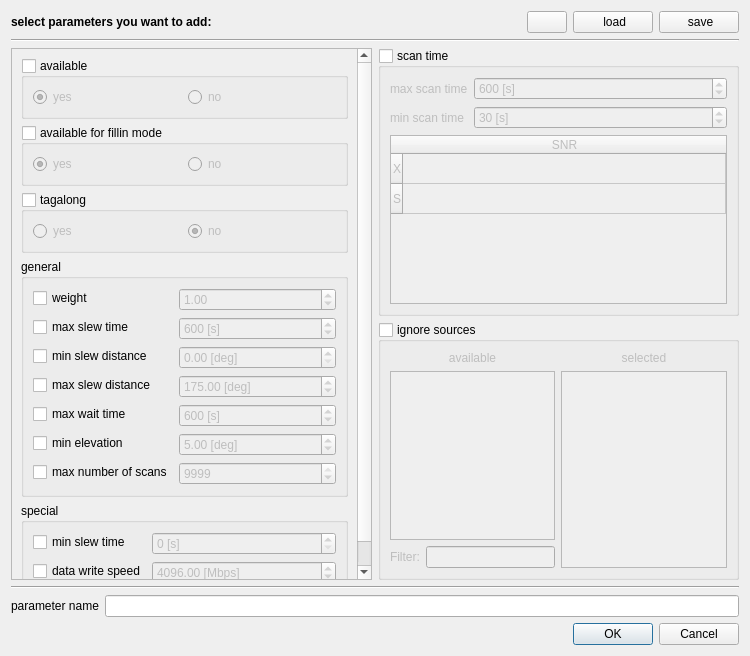
This is Parameters/stationparametersdialog.ui in TUW-VieVS/VieSchedppGUI as Qt 5 draws it before an edit. The edited form follows.
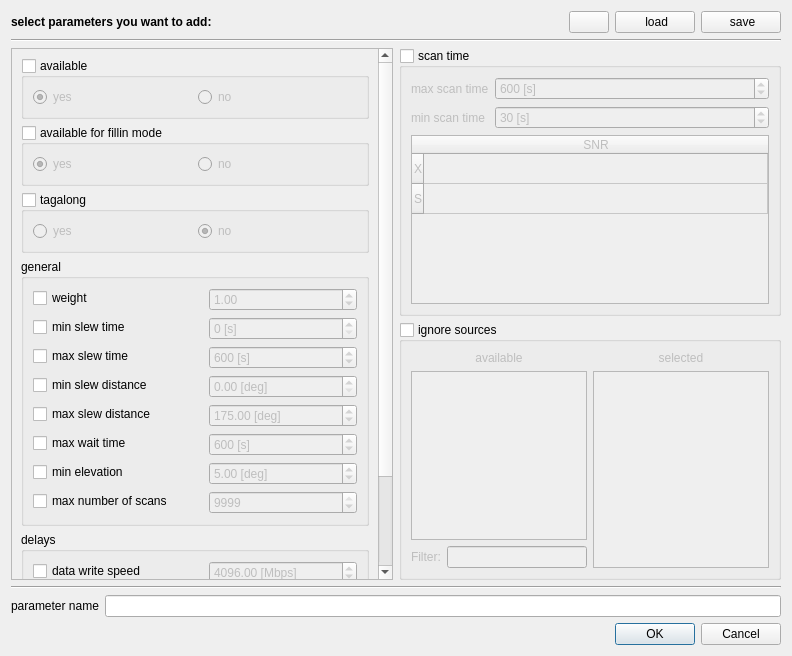
This is the edited form. Icons and pictures are not drawn.

Diff of the .ui file:
```diff
--- a/Parameters/stationparametersdialog.ui
+++ b/Parameters/stationparametersdialog.ui
@@ -6,7 +6,7 @@
    <rect>
     <x>0</x>
     <y>0</y>
-    <width>750</width>
+    <width>792</width>
     <height>656</height>
    </rect>
   </property>
@@ -115,9 +115,9 @@
           <property name="geometry">
            <rect>
             <x>0</x>
-            <y>-90</y>
-            <width>344</width>
-            <height>607</height>
+            <y>-192</y>
+            <width>365</width>
+            <height>709</height>
            </rect>
           </property>
           <layout class="QVBoxLayout" name="verticalLayout_8">
@@ -309,7 +309,7 @@
                 </property>
                </widget>
               </item>
-              <item row="1" column="0">
+              <item row="2" column="0">
                <widget class="QCheckBox" name="checkBox_maxSlewTime">
                 <property name="whatsThis">
                  <string>&lt;html&gt;&lt;head/&gt;&lt;body&gt;&lt;p&gt;Select parameter. &lt;/p&gt;&lt;p&gt;Parameters which are selected will &lt;span style=&quot; font-weight:600;&quot;&gt;override&lt;/span&gt; parameters from its &lt;span style=&quot; font-weight:600;&quot;&gt;parents&lt;/span&gt;. &lt;/p&gt;&lt;/body&gt;&lt;/html&gt;</string>
@@ -319,7 +319,7 @@
                 </property>
                </widget>
               </item>
-              <item row="1" column="1">
+              <item row="2" column="1">
                <widget class="QSpinBox" name="spinBox_maxSlewTime">
                 <property name="enabled">
                  <bool>false</bool>
@@ -347,7 +347,7 @@
                 </property>
                </widget>
               </item>
-              <item row="2" column="0">
+              <item row="3" column="0">
                <widget class="QCheckBox" name="checkBox_minSlewDistance">
                 <property name="whatsThis">
                  <string>&lt;html&gt;&lt;head/&gt;&lt;body&gt;&lt;p&gt;Select parameter. &lt;/p&gt;&lt;p&gt;Parameters which are selected will &lt;span style=&quot; font-weight:600;&quot;&gt;override&lt;/span&gt; parameters from its &lt;span style=&quot; font-weight:600;&quot;&gt;parents&lt;/span&gt;. &lt;/p&gt;&lt;/body&gt;&lt;/html&gt;</string>
@@ -357,7 +357,7 @@
                 </property>
                </widget>
               </item>
-              <item row="2" column="1">
+              <item row="3" column="1">
                <widget class="QDoubleSpinBox" name="doubleSpinBox_minSlewDistance">
                 <property name="enabled">
                  <bool>false</bool>
@@ -382,7 +382,7 @@
                 </property>
                </widget>
               </item>
-              <item row="3" column="0">
+              <item row="4" column="0">
                <widget class="QCheckBox" name="checkBox_maxSlewDistance">
                 <property name="whatsThis">
                  <string>&lt;html&gt;&lt;head/&gt;&lt;body&gt;&lt;p&gt;Select parameter. &lt;/p&gt;&lt;p&gt;Parameters which are selected will &lt;span style=&quot; font-weight:600;&quot;&gt;override&lt;/span&gt; parameters from its &lt;span style=&quot; font-weight:600;&quot;&gt;parents&lt;/span&gt;. &lt;/p&gt;&lt;/body&gt;&lt;/html&gt;</string>
@@ -392,7 +392,7 @@
                 </property>
                </widget>
               </item>
-              <item row="3" column="1">
+              <item row="4" column="1">
                <widget class="QDoubleSpinBox" name="doubleSpinBox_maxSlewDistance">
                 <property name="enabled">
                  <bool>false</bool>
@@ -420,7 +420,7 @@
                 </property>
                </widget>
               </item>
-              <item row="4" column="0">
+              <item row="5" column="0">
                <widget class="QCheckBox" name="checkBox_maxWaitTime">
                 <property name="whatsThis">
                  <string>&lt;html&gt;&lt;head/&gt;&lt;body&gt;&lt;p&gt;Select parameter. &lt;/p&gt;&lt;p&gt;Parameters which are selected will &lt;span style=&quot; font-weight:600;&quot;&gt;override&lt;/span&gt; parameters from its &lt;span style=&quot; font-weight:600;&quot;&gt;parents&lt;/span&gt;. &lt;/p&gt;&lt;/body&gt;&lt;/html&gt;</string>
@@ -430,7 +430,7 @@
                 </property>
                </widget>
               </item>
-              <item row="4" column="1">
+              <item row="5" column="1">
                <widget class="QSpinBox" name="spinBox_maxWaitTime">
                 <property name="enabled">
                  <bool>false</bool>
@@ -458,7 +458,7 @@
                 </property>
                </widget>
               </item>
-              <item row="5" column="0">
+              <item row="6" column="0">
                <widget class="QCheckBox" name="checkBox_minElevation">
                 <property name="whatsThis">
                  <string>&lt;html&gt;&lt;head/&gt;&lt;body&gt;&lt;p&gt;Select parameter. &lt;/p&gt;&lt;p&gt;Parameters which are selected will &lt;span style=&quot; font-weight:600;&quot;&gt;override&lt;/span&gt; parameters from its &lt;span style=&quot; font-weight:600;&quot;&gt;parents&lt;/span&gt;. &lt;/p&gt;&lt;/body&gt;&lt;/html&gt;</string>
@@ -468,7 +468,7 @@
                 </property>
                </widget>
               </item>
-              <item row="5" column="1">
+              <item row="6" column="1">
                <widget class="QDoubleSpinBox" name="doubleSpinBox_minElevation">
                 <property name="enabled">
                  <bool>false</bool>
@@ -490,8 +490,14 @@
                 </property>
                </widget>
               </item>
-              <item row="6" column="0">
+              <item row="7" column="0">
                <widget class="QCheckBox" name="checkBox_maxNumberOfScans">
+                <property name="minimumSize">
+                 <size>
+                  <width>170</width>
+                  <height>0</height>
+                 </size>
+                </property>
                 <property name="whatsThis">
                  <string>&lt;html&gt;&lt;head/&gt;&lt;body&gt;&lt;p&gt;Select parameter. &lt;/p&gt;&lt;p&gt;Parameters which are selected will &lt;span style=&quot; font-weight:600;&quot;&gt;override&lt;/span&gt; parameters from its &lt;span style=&quot; font-weight:600;&quot;&gt;parents&lt;/span&gt;. &lt;/p&gt;&lt;/body&gt;&lt;/html&gt;</string>
                 </property>
@@ -500,7 +506,7 @@
                 </property>
                </widget>
               </item>
-              <item row="6" column="1">
+              <item row="7" column="1">
                <widget class="QSpinBox" name="spinBox_maxNumberOfScans">
                 <property name="enabled">
                  <bool>false</bool>
@@ -522,16 +528,7 @@
                 </property>
                </widget>
               </item>
-             </layout>
-            </widget>
-           </item>
-           <item>
-            <widget class="QGroupBox" name="groupBox_2">
-             <property name="title">
-              <string>special</string>
-             </property>
-             <layout class="QFormLayout" name="formLayout">
-              <item row="0" column="0">
+              <item row="1" column="0">
                <widget class="QCheckBox" name="checkBox_minSlewTime">
                 <property name="whatsThis">
                  <string>&lt;html&gt;&lt;head/&gt;&lt;body&gt;&lt;p&gt;Select parameter. &lt;/p&gt;&lt;p&gt;Parameters which are selected will &lt;span style=&quot; font-weight:600;&quot;&gt;override&lt;/span&gt; parameters from its &lt;span style=&quot; font-weight:600;&quot;&gt;parents&lt;/span&gt;. &lt;/p&gt;&lt;/body&gt;&lt;/html&gt;</string>
@@ -541,7 +538,7 @@
                 </property>
                </widget>
               </item>
-              <item row="0" column="1">
+              <item row="1" column="1">
                <widget class="QSpinBox" name="spinBox_minSlewTime">
                 <property name="enabled">
                  <bool>false</bool>
@@ -563,8 +560,23 @@
                 </property>
                </widget>
               </item>
+             </layout>
+            </widget>
+           </item>
+           <item>
+            <widget class="QGroupBox" name="groupBox_2">
+             <property name="title">
+              <string>delays</string>
+             </property>
+             <layout class="QFormLayout" name="formLayout">
               <item row="1" column="0">
                <widget class="QCheckBox" name="checkBox_dataWriteSpeed">
+                <property name="minimumSize">
+                 <size>
+                  <width>170</width>
+                  <height>0</height>
+                 </size>
+                </property>
                 <property name="text">
                  <string>data write speed</string>
                 </property>
@@ -589,6 +601,57 @@
                 </property>
                </widget>
               </item>
+              <item row="2" column="0">
+               <widget class="QCheckBox" name="checkBox_systemDelay">
+                <property name="text">
+                 <string>system delay</string>
+                </property>
+               </widget>
+              </item>
+              <item row="3" column="0">
+               <widget class="QCheckBox" name="checkBox_preob">
+                <property name="text">
+                 <string>preob</string>
+                </property>
+               </widget>
+              </item>
+              <item row="4" column="0">
+               <widget class="QCheckBox" name="checkBox_midob">
+                <property name="text">
+                 <string>extra midob</string>
+                </property>
+               </widget>
+              </item>
+              <item row="2" column="1">
+               <widget class="QSpinBox" name="spinBox_systemDelay">
+                <property name="enabled">
+                 <bool>false</bool>
+                </property>
+                <property name="suffix">
+                 <string> [s]</string>
+                </property>
+               </widget>
+              </item>
+              <item row="3" column="1">
+               <widget class="QSpinBox" name="spinBox_preob">
+                <property name="enabled">
+                 <bool>false</bool>
+                </property>
+                <property name="suffix">
+                 <string> [s]</string>
+                </property>
+               </widget>
+              </item>
+              <item row="4" column="1">
+               <widget class="QSpinBox" name="spinBox_midob">
+                <property name="enabled">
+                 <bool>false</bool>
+                </property>
+                <property name="suffix">
+                 <string> [s]</string>
+                </property>
+               </widget>
+              </item>
              </layout>
             </widget>
            </item>
```
Left out of the diff: 114 changed lines with no effect on the pictures.
